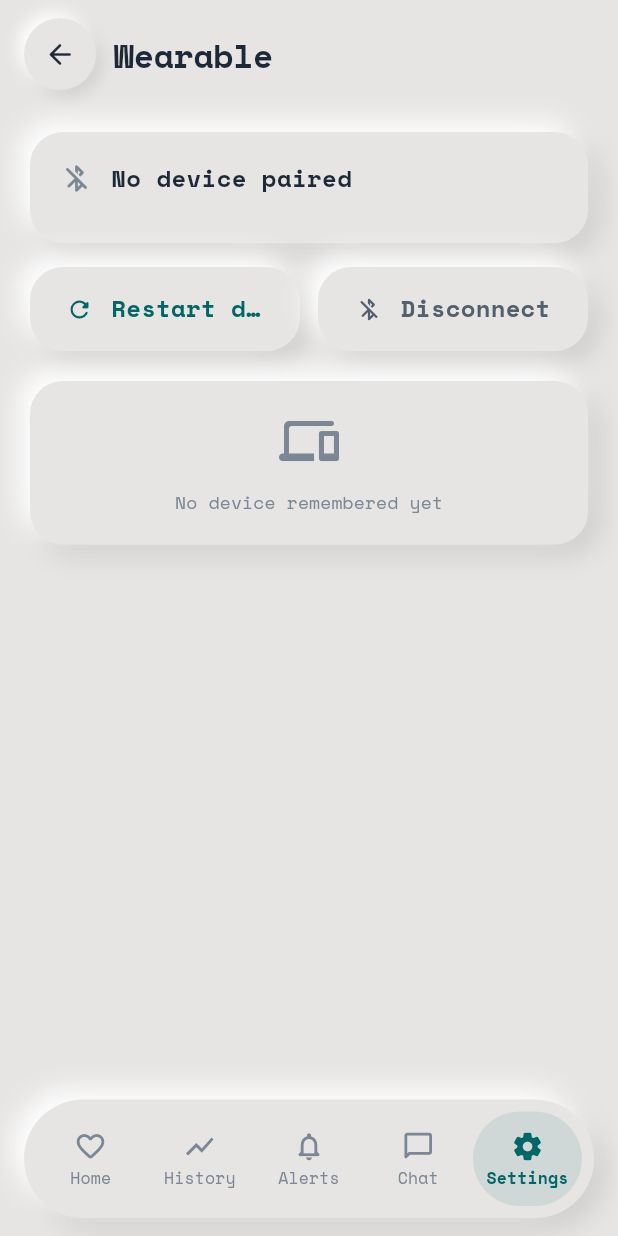
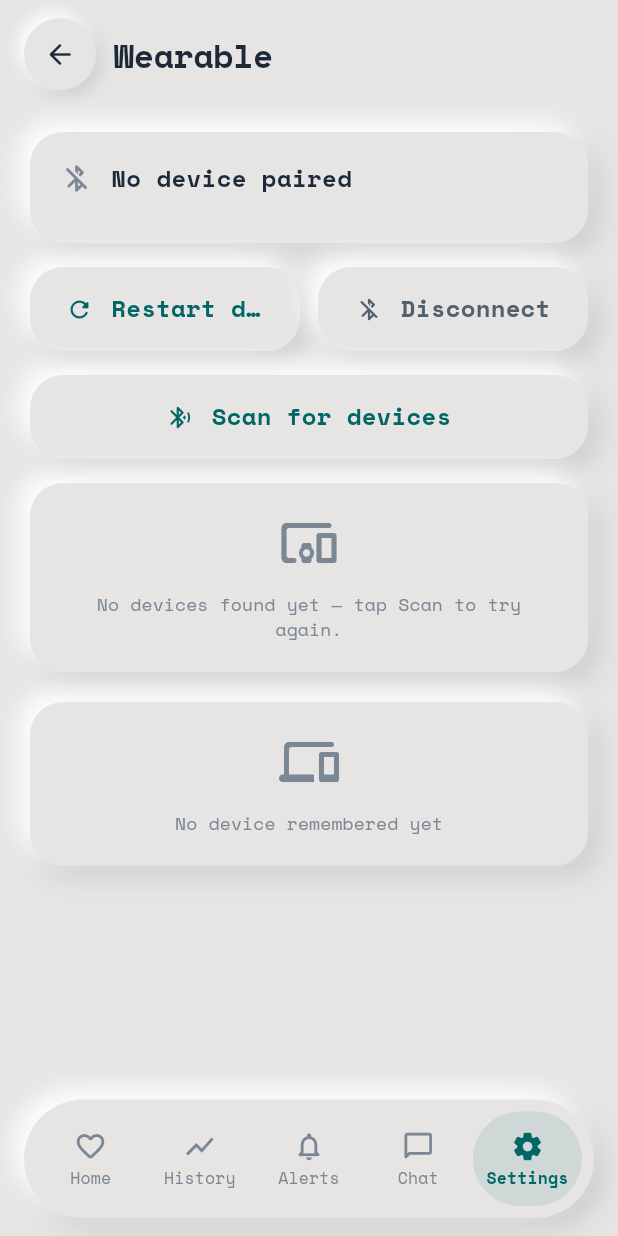
Before and after one commit to HackingSpectre/pulse-edge, a Flutter app: the DeviceSettingsScreen screen opened by its route, on a phone screen of 412 x 824 dp. Run offline on Flutter 3.47's test engine with Material 3 defaults, Android fonts, the phone set to English and light mode, and no system bars; our stand-ins replace device_info_plus, drift, fl_chart, flutter_blue_plus, flutter_local_notifications, flutter_riverpod and 7 more; missing offline and left inert: flutter_foreground_task, flutter_gemma, local_auth_android, local_auth_darwin, tflite_flutter; accounts and stored records are empty; generated files the repository leaves out were written again.

Commit message:
ble problem 2

```diff
--- a/app/lib/features/dashboard/dashboard_screen.dart
+++ b/app/lib/features/dashboard/dashboard_screen.dart
@@ -25,10 +25,11 @@ class _DashboardScreenState extends ConsumerState<DashboardScreen> {
   void initState() {
     super.initState();
     // Auto-start the demo source if no real connection is up. Lets first-launch
-    // users see the dashboard come alive immediately.
+    // users see the dashboard come alive immediately, even after a scan error.
     WidgetsBinding.instance.addPostFrameCallback((_) async {
       final ble = ref.read(bleServiceProvider);
-      if (ble.status.state == BleConnState.idle) {
+      if (ble.status.state == BleConnState.idle ||
+          ble.status.state == BleConnState.error) {
         await ble.startDemo();
       }
     });
--- a/app/lib/features/settings/device_settings_screen.dart
+++ b/app/lib/features/settings/device_settings_screen.dart
@@ -1,4 +1,5 @@
 import 'package:flutter/material.dart';
+import 'package:flutter_blue_plus/flutter_blue_plus.dart';
 import 'package:flutter_riverpod/flutter_riverpod.dart';
 import 'package:go_router/go_router.dart';
 import 'package:intl/intl.dart';
@@ -10,11 +11,55 @@ import '../../core/providers.dart';
 import '../../core/theme/tokens.dart';
 import '../../shared/widgets/widgets.dart';
 
-class DeviceSettingsScreen extends ConsumerWidget {
+class DeviceSettingsScreen extends ConsumerStatefulWidget {
   const DeviceSettingsScreen({super.key});
 
   @override
-  Widget build(BuildContext context, WidgetRef ref) {
+  ConsumerState<DeviceSettingsScreen> createState() =>
+      _DeviceSettingsScreenState();
+}
+
+class _DeviceSettingsScreenState extends ConsumerState<DeviceSettingsScreen> {
+  final _results = <ScanResult>[];
+  bool _scanning = false;
+
+  Future<void> _scan() async {
+    final ble = ref.read(bleServiceProvider);
+    setState(() {
+      _scanning = true;
+      _results.clear();
+    });
+    try {
+      await for (final r in ble.scan()) {
+        if (!mounted) break;
+        setState(() {
+          _results
+            ..clear()
+            ..addAll(r);
+        });
+      }
+    } catch (e) {
+      if (!mounted) return;
+      ScaffoldMessenger.of(
+        context,
+      ).showSnackBar(SnackBar(content: Text('Scan failed: $e')));
+    }
+    if (mounted) setState(() => _scanning = false);
+  }
+
+  Future<void> _connect(ScanResult r) async {
+    try {
+      await ref.read(bleServiceProvider).connect(r.device);
+    } catch (e) {
+      if (!mounted) return;
+      ScaffoldMessenger.of(
+        context,
+      ).showSnackBar(SnackBar(content: Text('Connection failed: $e')));
+    }
+  }
+
+  @override
+  Widget build(BuildContext context) {
     final ble = ref.watch(bleServiceProvider);
     final repo = ref.watch(deviceRepoProvider);
     return NeuScaffold(
@@ -90,6 +135,72 @@ class DeviceSettingsScreen extends ConsumerWidget {
               ),
             ],
           ),
+          const SizedBox(height: T.space4),
+          Row(
+            children: [
+              Expanded(
+                child: NeuButton(
+                  label: _scanning ? 'Scanning…' : 'Scan for devices',
+                  icon: Icons.bluetooth_searching_rounded,
+                  loading: _scanning,
+                  onPressed: _scanning ? null : _scan,
+                ),
+              ),
+            ],
+          ),
+          const SizedBox(height: T.space4),
+          if (_results.isEmpty)
+            NeuCard(
+              child: Column(
+                children: [
+                  Icon(
+                    Icons.devices_other_rounded,
+                    size: T.iconXl,
+                    color: T.inkMuted,
+                  ),
+                  const SizedBox(height: T.space3),
+                  Text(
+                    _scanning
+                        ? 'Looking for PulseEdge nearby…'
+                        : 'No devices found yet — tap Scan to try again.',
+                    style: T.caption,
+                    textAlign: TextAlign.center,
+                  ),
+                ],
+              ),
+            )
+          else
+            Column(
+              children: _results.map((r) {
+                final name = r.advertisementData.advName.isNotEmpty
+                    ? r.advertisementData.advName
+                    : (r.device.platformName.isEmpty
+                        ? 'Pulse Edge'
+                        : r.device.platformName);
+                return Padding(
+                  padding: const EdgeInsets.only(bottom: T.space3),
+                  child: NeuCard(
+                    onTap: () => _connect(r),
+                    child: Row(
+                      children: [
+                        const Icon(Icons.bluetooth_rounded, color: T.primary),
+                        const SizedBox(width: T.space4),
+                        Expanded(
+                          child: Column(
+                            crossAxisAlignment: CrossAxisAlignment.start,
+                            children: [
+                              Text(name, style: T.bodyStrong),
+                              Text(r.device.remoteId.str, style: T.caption),
+                            ],
+                          ),
+                        ),
+                        Text('${r.rssi} dBm', style: T.caption),
+                      ],
+                    ),
+                  ),
+                );
+              }).toList(),
+            ),
           const SizedBox(height: T.space5),
           StreamBuilder<Device?>(
             stream: repo.watchPaired(),
```
Also changed, not shown: app/lib/core/ble/ble_service.dart (+10 -5 lines).
